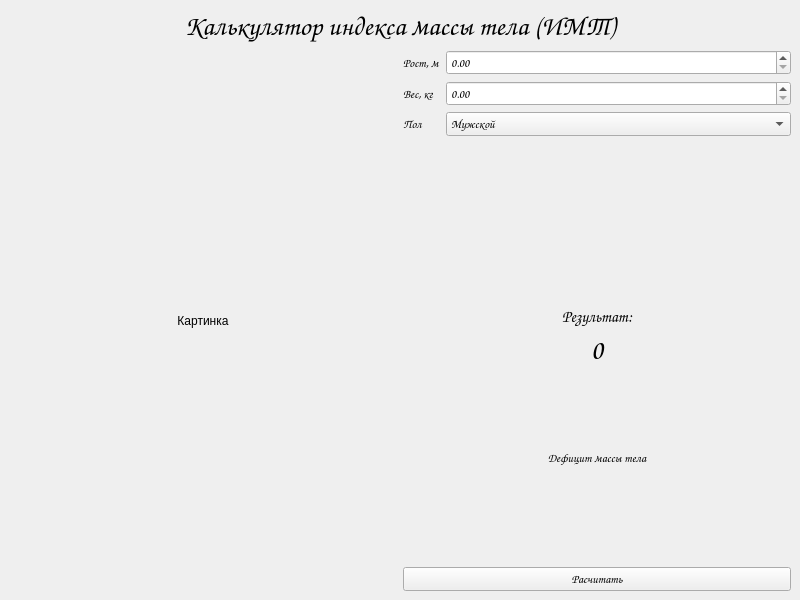
The window that design.ui (Danilius007/BMIcalculator) describes before a commit, drawn with Qt 5.
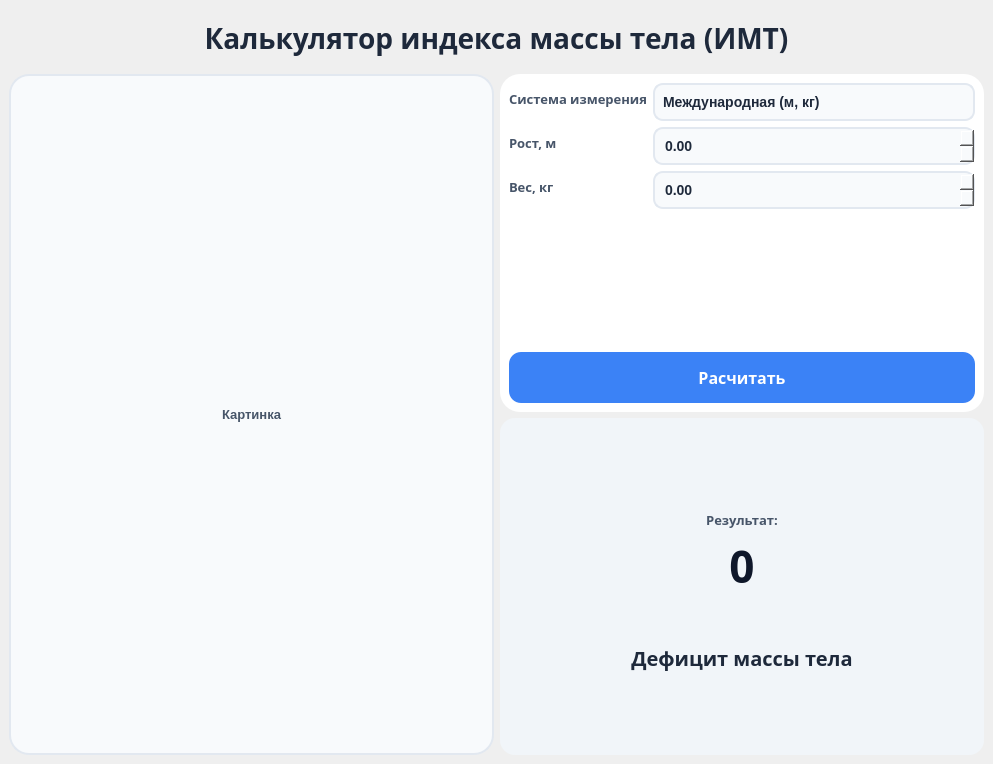
The same window after the commit.

Commit message: style: improve UI design and add main.py

```diff
--- a/design.ui
+++ b/design.ui
@@ -2,6 +2,14 @@
 <ui version="4.0">
  <class>MainWindow</class>
  <widget class="QMainWindow" name="MainWindow">
+  <property name="geometry">
+   <rect>
+    <x>0</x>
+    <y>0</y>
+    <width>993</width>
+    <height>764</height>
+   </rect>
+  </property>
   <property name="sizePolicy">
    <sizepolicy hsizetype="Expanding" vsizetype="Expanding">
     <horstretch>0</horstretch>
@@ -17,6 +25,90 @@
   <property name="windowTitle">
    <string>BMI calculator</string>
   </property>
+  <property name="styleSheet">
+   <string notr="true">QMainWindow {
+    background: qlineargradient(x1:0, y1:0, x2:0, y2:1,
+                                stop:0 #eef2f7, stop:1 #d9e2ec);
+}
+QLabel#name {
+    font-size: 28px;
+    font-weight: bold;
+    color: #1e293b;
+    font-family: 'Segoe UI', Arial, sans-serif;
+    padding: 10px;
+}
+QWidget#right_widget {
+    background-color: #ffffff;
+    border-radius: 20px;
+    padding: 20px;
+}
+QLabel#image {
+    background-color: #f8fafc;
+    border: 2px solid #e2e8f0;
+    border-radius: 20px;
+    padding: 5px;
+}
+QDoubleSpinBox, QComboBox {
+    background-color: #f8fafc;
+    border: 2px solid #e2e8f0;
+    border-radius: 10px;
+    padding: 8px;
+    font-size: 14px;
+    font-weight: 500;
+    color: #1e293b;
+}
+
+QDoubleSpinBox:focus, QComboBox:focus {
+    border-color: #3b82f6;
+    background-color: #ffffff;
+}
+QComboBox::drop-down {
+    border: none;
+    width: 20px;
+}
+QLabel {
+    color: #475569;
+    font-weight: 600;
+    font-size: 13px;
+    font-family: 'Segoe UI', Arial, sans-serif;
+}
+QWidget#result_widget {
+    background-color: #f1f5f9;
+    border-radius: 15px;
+    padding: 15px;
+}
+
+QLabel#result {
+    font-size: 44px;
+    font-weight: bold;
+    color: #0f172a;
+}
+
+QLabel#state {
+    font-size: 20px;
+    font-weight: bold;
+    color: #1e293b;
+}
+QPushButton#btn {
+    background-color: #3b82f6;
+    color: white;
+    border: none;
+    border-radius: 12px;
+    padding: 14px;
+    font-size: 16px;
+    font-weight: bold;
+    font-family: 'Segoe UI', Arial, sans-serif;
+}
+
+QPushButton#btn:hover {
+    background-color: #2563eb;
+}
+
+QPushButton#btn:pressed {
+    background-color: #1d4ed8;
+}
+</string>
+  </property>
   <widget class="QWidget" name="centralwidget">
    <property name="sizePolicy">
     <sizepolicy hsizetype="Expanding" vsizetype="Expanding">
@@ -46,8 +138,8 @@
         </property>
         <property name="font">
          <font>
-          <family>Comic Sans MS</family>
-          <pointsize>20</pointsize>
+          <family>Segoe UI,Arial,sans-serif</family>
+          <pointsize>-1</pointsize>
           <weight>75</weight>
           <bold>true</bold>
          </font>
@@ -82,29 +174,14 @@
          </widget>
         </item>
         <item>
-         <layout class="QVBoxLayout" name="rightLayout" stretch="3,4,1">
+         <layout class="QVBoxLayout" name="rightLayout" stretch="1,1">
+          <item>
+           <widget class="QWidget" name="right_widget" native="true">
+            <layout class="QVBoxLayout" name="verticalLayout_2">
           <item>
            <layout class="QFormLayout" name="entryLayout">
-            <item row="0" column="0">
-             <widget class="QLabel" name="label_height">
-              <property name="sizePolicy">
-               <sizepolicy hsizetype="Preferred" vsizetype="Preferred">
-                <horstretch>0</horstretch>
-                <verstretch>0</verstretch>
-               </sizepolicy>
-              </property>
-              <property name="font">
-               <font>
-                <family>Comic Sans MS</family>
-               </font>
-              </property>
-              <property name="text">
-               <string>Рост, м</string>
-              </property>
-             </widget>
-            </item>
             <item row="0" column="1">
-             <widget class="QDoubleSpinBox" name="height">
+                <widget class="QComboBox" name="units">
               <property name="sizePolicy">
                <sizepolicy hsizetype="Expanding" vsizetype="Fixed">
                 <horstretch>0</horstretch>
@@ -113,24 +190,41 @@
               </property>
               <property name="font">
                <font>
-                <family>Comic Sans MS</family>
-               </font>
-              </property>
-             </widget>
-            </item>
-            <item row="1" column="0">
-             <widget class="QLabel" name="label_weight">
-              <property name="font">
-               <font>
-                <family>Comic Sans MS</family>
-               </font>
-              </property>
+                   <pointsize>-1</pointsize>
+                   <weight>62</weight>
+                   <bold>true</bold>
+                  </font>
+                 </property>
+                 <item>
+                  <property name="text">
+                   <string>Международная (м, кг)</string>
+                  </property>
+                 </item>
+                 <item>
               <property name="text">
-               <string>Вес, кг</string>
-              </property>
+                   <string>Имперская (футы, фунты)</string>
+                  </property>
+                 </item>
              </widget>
             </item>
             <item row="1" column="1">
+                <widget class="QDoubleSpinBox" name="height">
+                 <property name="sizePolicy">
+                  <sizepolicy hsizetype="Expanding" vsizetype="Fixed">
+                   <horstretch>0</horstretch>
+                   <verstretch>0</verstretch>
+                  </sizepolicy>
+                 </property>
+                 <property name="font">
+                  <font>
+                   <pointsize>-1</pointsize>
+                   <weight>62</weight>
+                   <bold>true</bold>
+                  </font>
+                 </property>
+                </widget>
+               </item>
+               <item row="2" column="1">
              <widget class="QDoubleSpinBox" name="weight">
               <property name="sizePolicy">
                <sizepolicy hsizetype="Expanding" vsizetype="Fixed">
@@ -140,25 +234,68 @@
               </property>
               <property name="font">
                <font>
-                <family>Comic Sans MS</family>
+                   <pointsize>-1</pointsize>
+                   <weight>62</weight>
+                   <bold>true</bold>
                </font>
               </property>
              </widget>
             </item>
             <item row="2" column="0">
-             <widget class="QLabel" name="label_gender">
+                <widget class="QLabel" name="label_weight">
               <property name="font">
                <font>
-                <family>Comic Sans MS</family>
+                   <family>Segoe UI,Arial,sans-serif</family>
+                   <pointsize>-1</pointsize>
+                   <weight>75</weight>
+                   <bold>true</bold>
                </font>
               </property>
               <property name="text">
-               <string>Пол</string>
+                  <string>Вес, кг</string>
               </property>
              </widget>
             </item>
-            <item row="2" column="1">
-             <widget class="QComboBox" name="gender">
+               <item row="1" column="0">
+                <widget class="QLabel" name="label_height">
+                 <property name="sizePolicy">
+                  <sizepolicy hsizetype="Preferred" vsizetype="Preferred">
+                   <horstretch>0</horstretch>
+                   <verstretch>0</verstretch>
+                  </sizepolicy>
+                 </property>
+                 <property name="font">
+                  <font>
+                   <family>Segoe UI,Arial,sans-serif</family>
+                   <pointsize>-1</pointsize>
+                   <weight>75</weight>
+                   <bold>true</bold>
+                  </font>
+                 </property>
+                 <property name="text">
+                  <string>Рост, м</string>
+                 </property>
+                </widget>
+               </item>
+               <item row="0" column="0">
+                <widget class="QLabel" name="label_units">
+                 <property name="font">
+                  <font>
+                   <family>Segoe UI,Arial,sans-serif</family>
+                   <pointsize>-1</pointsize>
+                   <weight>75</weight>
+                   <bold>true</bold>
+                  </font>
+                 </property>
+                 <property name="text">
+                  <string>Система измерения</string>
+                 </property>
+                </widget>
+               </item>
+              </layout>
+             </item>
+             <item>
+              <widget class="QPushButton" name="btn">
               <property name="sizePolicy">
                <sizepolicy hsizetype="Expanding" vsizetype="Fixed">
                 <horstretch>0</horstretch>
@@ -167,25 +304,25 @@
               </property>
               <property name="font">
                <font>
-                <family>Comic Sans MS</family>
-               </font>
-              </property>
-              <item>
+                 <family>Segoe UI,Arial,sans-serif</family>
+                 <pointsize>-1</pointsize>
+                 <weight>75</weight>
+                 <bold>true</bold>
+                </font>
+               </property>
                <property name="text">
-                <string>Мужской</string>
+                <string>Расчитать</string>
                </property>
-              </item>
-              <item>
-               <property name="text">
-                <string>Женский</string>
-               </property>
-              </item>
              </widget>
             </item>
            </layout>
+           </widget>
           </item>
           <item>
-           <layout class="QVBoxLayout" name="resultLayout" stretch="1,2,2">
+           <widget class="QWidget" name="result_widget" native="true">
+            <layout class="QVBoxLayout" name="verticalLayout_3">
+             <item>
+              <layout class="QVBoxLayout" name="resultLayout" stretch="0,0,0">
             <item>
              <widget class="QLabel" name="label_result">
               <property name="sizePolicy">
@@ -196,8 +333,8 @@
               </property>
               <property name="font">
                <font>
-                <family>Comic Sans MS</family>
-                <pointsize>12</pointsize>
+                   <family>Segoe UI,Arial,sans-serif</family>
+                   <pointsize>-1</pointsize>
                 <weight>75</weight>
                 <bold>true</bold>
                </font>
@@ -220,8 +357,10 @@
               </property>
               <property name="font">
                <font>
-                <family>Comic Sans MS</family>
-                <pointsize>20</pointsize>
+                   <family>Segoe UI,Arial,sans-serif</family>
+                   <pointsize>-1</pointsize>
+                   <weight>75</weight>
+                   <bold>true</bold>
                </font>
               </property>
               <property name="text">
@@ -242,7 +381,10 @@
               </property>
               <property name="font">
                <font>
-                <family>Comic Sans MS</family>
+                   <family>Segoe UI,Arial,sans-serif</family>
+                   <pointsize>-1</pointsize>
+                   <weight>75</weight>
+                   <bold>true</bold>
                </font>
               </property>
               <property name="text">
@@ -255,22 +397,7 @@
             </item>
            </layout>
           </item>
-          <item>
-           <widget class="QPushButton" name="btn">
-            <property name="sizePolicy">
-             <sizepolicy hsizetype="Expanding" vsizetype="Fixed">
-              <horstretch>0</horstretch>
-              <verstretch>0</verstretch>
-             </sizepolicy>
-            </property>
-            <property name="font">
-             <font>
-              <family>Comic Sans MS</family>
-             </font>
-            </property>
-            <property name="text">
-             <string>Расчитать</string>
-            </property>
+            </layout>
            </widget>
           </item>
          </layout>
```
Left out of the diff: 2 changed lines with no effect on the pictures. Lines whose indentation alone changed are shown as unchanged. The commit also changes 1 other file.
